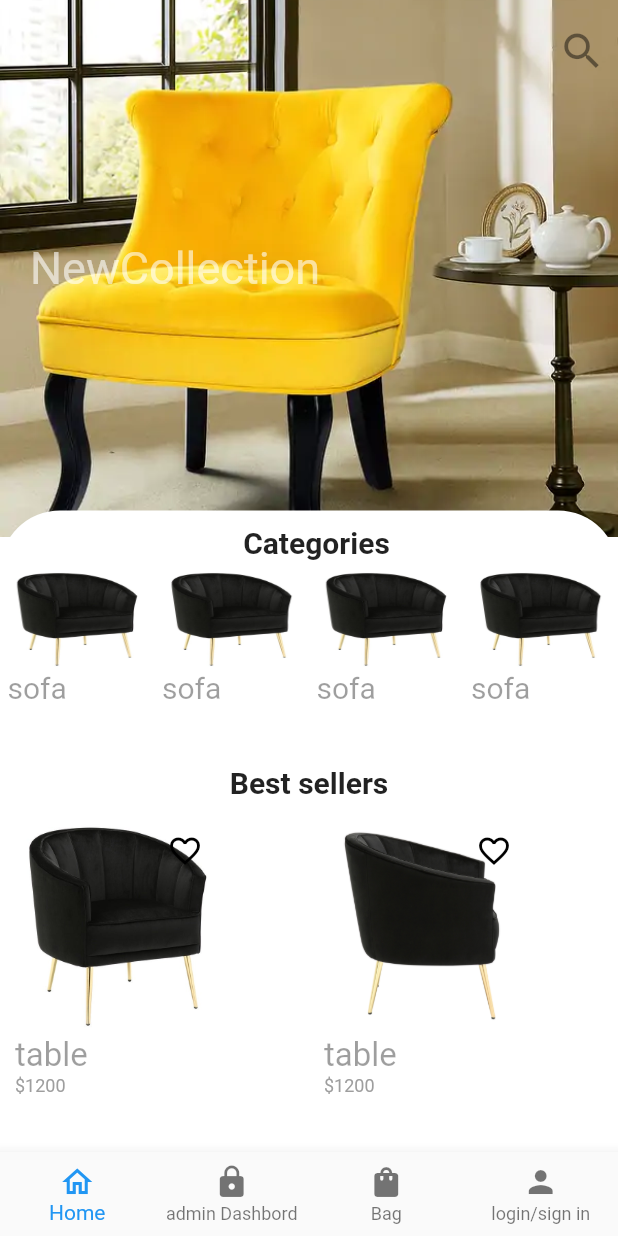
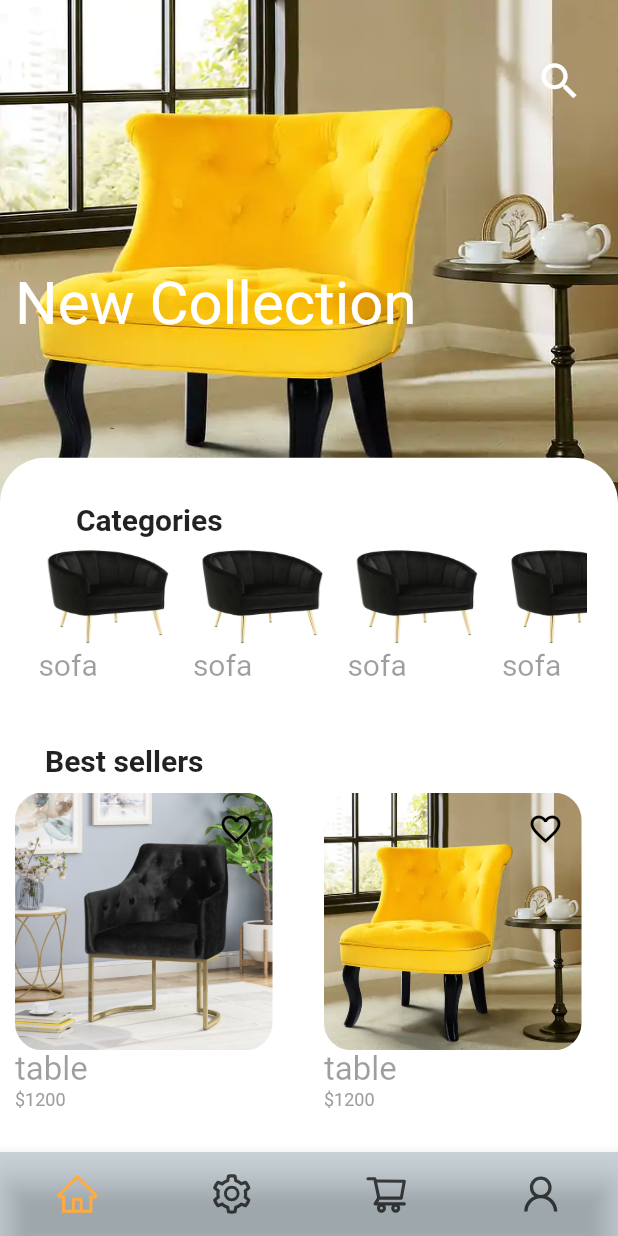
Before and after one commit to ghassenWalha/flutter-ecommerce-project, a Flutter app: the screen it shows after launch, on a phone screen of 412 x 824 dp. Run offline on Flutter 3.47's test engine with Material 2 defaults, Android fonts, the phone set to English and light mode, and no system bars; drawn by our look-alikes of custom_navigation_bar; our stand-ins replace flutter_icons, font_awesome_flutter, image_picker.

Commit message:
delete Home

```diff
--- a/lib/views/screens/home_screen.dart
+++ b/lib/views/screens/home_screen.dart
@@ -1,7 +1,7 @@
 import 'package:flutter/material.dart';
 import 'package:flutter_ecommerce_project/models/category.dart';
 import 'package:flutter_ecommerce_project/models/product.dart';
-import 'package:flutter_ecommerce_project/views/widgets/Home.dart';
+import 'package:flutter_ecommerce_project/views/widgets/search_item.dart';
 import 'package:flutter_ecommerce_project/views/widgets/titled_category_list.dart';
 import 'package:flutter_ecommerce_project/views/widgets/titled_product_list.dart';
 
@@ -11,14 +11,64 @@ class HomeScreen extends StatefulWidget {
 }
 
 class _HomeScreenState extends State<HomeScreen> {
+  List<Product> productGenerator() {
+    List<Product> list = [];
+
+    for (var i = 6; i > 0; i--)
+      list.add(Product(
+          id: i,
+          name: "table",
+          price: "1200",
+          description: "mlmlmlmlm",
+          category: "sofa",
+          imgUrl: [
+            "assets/images/$i.jpg",
+            "assets/images/$i.jpg",
+            "assets/images/$i.jpg",
+            "assets/images/$i.jpg",
+            "assets/images/$i.jpg",
+            "assets/images/$i.jpg",
+            "assets/images/$i.jpg",
+            "assets/images/$i.jpg",
+          ]));
+    return list;
+  }
+
   Widget build(BuildContext context) {
     return Stack(children: [
-      Home(title: "NewCollection", imgurl: "assets/images/5.jpg"),
-      Align(
-        alignment: Alignment(0, 2),
+      Image.asset(
+        "assets/images/5.jpg",
+        width: MediaQuery.of(context).size.width,
+        height: MediaQuery.of(context).size.height / 2.3,
+        fit: BoxFit.fill,
+      ),
+      Positioned(
+        child: IconButton(
+          color: Colors.white,
+          iconSize: MediaQuery.of(context).size.width / 13,
+          onPressed: () {
+            showSearch(context: context, delegate: SearchItem());
+          },
+          icon: Icon(Icons.search),
+        ),
+        right: 15,
+        top: 30,
+      ),
+      Positioned(
+        child: Text(
+          "New Collection",
+          style: TextStyle(fontSize: 40, color: Colors.white),
+        ),
+        top: MediaQuery.of(context).size.height / 4.6,
+        left: 10,
+      ),
+      Positioned(
+        top: MediaQuery.of(context).size.height / 2.7,
         child: Container(
+            height: MediaQuery.of(context).size.height / 1.7,
+            width: MediaQuery.of(context).size.width,
             decoration: BoxDecoration(
-                color: Colors.white, borderRadius: BorderRadius.circular(40)),
+                color: Colors.white, borderRadius: BorderRadius.circular(30)),
             child: SingleChildScrollView(
               child: Column(children: <Widget>[
                 TitledCategoryList(title: "Categories", categoryList: [
@@ -30,48 +80,11 @@ class _HomeScreenState extends State<HomeScreen> {
                 ]),
                 Container(
                     height: (MediaQuery.of(context).size.height / 4) * 1.8,
-                    child:
-                        TitledProductList(title: "Best sellers", productList: [
-                      for (var i = 1; i < 7; i++)
-                        Product(
-                            id: i,
-                            name: "table",
-                            price: "1200",
-                            description: "mlmlmlmlm",
-                            category: "sofa",
-                            imgUrl: [
-                              "assets/images/$i.jpg",
-                              "assets/images/$i.jpg",
-                              "assets/images/$i.jpg",
-                              "assets/images/$i.jpg",
-                              "assets/images/$i.jpg",
-                              "assets/images/$i.jpg",
-                              "assets/images/$i.jpg",
-                              "assets/images/$i.jpg",
-                            ]),
-                    ]))
+                    child: TitledProductList(
+                        title: "Best sellers", productList: productGenerator()))
               ]),
             )),
       )
     ]);
   }
 }
-
-/*
-        new Expanded(
-            child: ProductGridView(
-          [
-            for (var i = 0; i < 10; i++)
-              Product(
-                id: 1,
-                name: "sofa",
-                description: "#######",
-                price: "19.00",
-                imgUrl:
-                    "https://www.manutan-collectivites.fr/media/catalog/product/cache/1/small_image/210x/9df78eab33525d08d6e5fb8d27136e95/C/h/Chaire_de_professeur,_plateau_beige-cf_4174455.jpg",
-              ),
-          ],
-        )),
-
-
-     */
--- a/lib/views/screens/my_home_page.dart
+++ b/lib/views/screens/my_home_page.dart
@@ -1,9 +1,11 @@
+import 'package:custom_navigation_bar/custom_navigation_bar.dart';
 import 'package:flutter/material.dart';
 import 'package:flutter_ecommerce_project/views/screens/admin_screen.dart';
 import 'package:flutter_ecommerce_project/views/screens/bag_screen.dart';
 import 'package:flutter_ecommerce_project/views/screens/edit_product.dart';
 
 import 'package:flutter_ecommerce_project/views/screens/home_screen.dart';
+import 'package:flutter_icons/flutter_icons.dart';
 
 class MyHomePage extends StatefulWidget {
   MyHomePage({Key key, this.title}) : super(key: key);
@@ -39,7 +41,36 @@ class _MyHomePageState extends State<MyHomePage> {
     Center(
       child: BagScreen(),
     ),
-    Center(child: EditProduct())
+    Center(
+        child: CustomNavigationBar(
+      iconSize: 30.0,
+      selectedColor: Color(0xff0c18fb),
+      strokeColor: Color(0x300c18fb),
+      unSelectedColor: Colors.grey[600],
+      backgroundColor: Colors.white,
+      items: [
+        CustomNavigationBarItem(
+          icon: Icon(
+            AntDesign.home,
+          ),
+        ),
+        CustomNavigationBarItem(
+          icon: Icon(
+            AntDesign.search1,
+          ),
+        ),
+        CustomNavigationBarItem(
+          icon: Icon(
+            AntDesign.shoppingcart,
+          ),
+        ),
+        CustomNavigationBarItem(
+          icon: Icon(
+            AntDesign.user,
+          ),
+        ),
+      ],
+    ))
   ];
   @override
   Widget build(BuildContext context) {
@@ -54,17 +85,33 @@ class _MyHomePageState extends State<MyHomePage> {
           children: _screens,
         ),
         backgroundColor: Colors.white,
-        bottomNavigationBar: BottomNavigationBar(
-          type: BottomNavigationBarType.fixed,
+        bottomNavigationBar: CustomNavigationBar(
+          iconSize: 30.0,
+          selectedColor: Colors.orangeAccent,
+          strokeColor: Color(0x300c18fb),
+          unSelectedColor: Colors.black.withOpacity(0.7),
+          backgroundColor: Colors.blueGrey.withOpacity(0.3),
           items: [
-            BottomNavigationBarItem(
-                icon: Icon(Icons.home_outlined), label: "Home"),
-            BottomNavigationBarItem(
-                icon: Icon(Icons.lock), label: "admin Dashbord"),
-            BottomNavigationBarItem(
-                icon: Icon(Icons.shopping_bag), label: "Bag"),
-            BottomNavigationBarItem(
-                icon: Icon(Icons.person), label: "login/sign in"),
+            CustomNavigationBarItem(
+              icon: Icon(
+                AntDesign.home,
+              ),
+            ),
+            CustomNavigationBarItem(
+              icon: Icon(
+                AntDesign.setting,
+              ),
+            ),
+            CustomNavigationBarItem(
+              icon: Icon(
+                AntDesign.shoppingcart,
+              ),
+            ),
+            CustomNavigationBarItem(
+              icon: Icon(
+                AntDesign.user,
+              ),
+            ),
           ],
           currentIndex: currentIndex,
           onTap: onSelect,
--- a/lib/views/widgets/Home.dart
+++ /dev/null
@@ -1,42 +0,0 @@
-import 'package:flutter/material.dart';
-import 'package:flutter_ecommerce_project/views/widgets/search_item.dart';
-
-class Home extends StatelessWidget {
-  final String title;
-  final String imgurl;
-
-  Home({this.title, this.imgurl});
-
-  @override
-  Widget build(BuildContext context) {
-    return Container(
-      width: MediaQuery.of(context).size.width,
-      height: MediaQuery.of(context).size.height / 2.3,
-      child: Stack(children: [
-        Padding(
-            padding: EdgeInsets.only(top: 10),
-            child: Align(
-                alignment: Alignment.topRight,
-                child: IconButton(
-                  color: Colors.black45,
-                  iconSize: MediaQuery.of(context).size.width / 13,
-                  onPressed: () {
-                    showSearch(context: context, delegate: SearchItem());
-                  },
-                  icon: Icon(Icons.search),
-                ))),
-        Padding(
-            padding: EdgeInsets.only(left: 20),
-            child: Align(
-                alignment: Alignment.centerLeft,
-                child: Text(
-                  title,
-                  style: TextStyle(fontSize: 30, color: Colors.white60),
-                )))
-      ]),
-      decoration: BoxDecoration(
-          image:
-              DecorationImage(image: AssetImage(imgurl), fit: BoxFit.fitWidth)),
-    );
-  }
-}
--- a/lib/views/widgets/Product_View.dart
+++ b/lib/views/widgets/Product_View.dart
@@ -33,15 +33,13 @@ class _ProductViewState extends State<ProductView> {
         });
       },
       child: Container(
-        width: MediaQuery.of(context).size.width / 3,
-        height: (MediaQuery.of(context).size.height / 4) * 1.2,
+        width: (MediaQuery.of(context).size.width / 4) * 1.5,
+        height: (MediaQuery.of(context).size.height / 4) * 1.5,
         padding: EdgeInsets.all(10),
-        /*child: Hero(
-            tag: this.widget.product.id,*/
         child: Column(crossAxisAlignment: CrossAxisAlignment.start, children: [
           Container(
-            width: MediaQuery.of(context).size.width / 3,
-            height: MediaQuery.of(context).size.width / 2.8,
+            width: MediaQuery.of(context).size.width / 2.4,
+            height: MediaQuery.of(context).size.width / 2.4,
             child: Container(
               child: Align(
                   alignment: Alignment.topRight, child: FavoriteButton(isFav)),
--- a/lib/views/widgets/admin_panel.dart
+++ b/lib/views/widgets/admin_panel.dart
@@ -30,7 +30,7 @@ class AdminPanelState extends State<AdminPanel> {
         SizedBox(
           height: MediaQuery.of(context).size.height * 0.785,
           child: ListView.builder(
-              itemCount: 1,
+              itemCount: list.length,
               itemBuilder: (context, i) {
                 return ProductItemAdmin(
                   name: list[i]['name'],
--- a/lib/views/widgets/titled_category_list.dart
+++ b/lib/views/widgets/titled_category_list.dart
@@ -14,17 +14,18 @@ class TitledCategoryList extends StatelessWidget {
   @override
   Widget build(BuildContext context) {
     return Column(
-      mainAxisAlignment: MainAxisAlignment.center,
-      crossAxisAlignment: CrossAxisAlignment.center,
+      crossAxisAlignment: CrossAxisAlignment.start,
       mainAxisSize: MainAxisSize.max,
       children: <Widget>[
         Padding(
-            padding: EdgeInsets.only(top: 10.0, left: 10),
+            padding: EdgeInsets.only(top: 30.0, left: 30),
             child: Text(
               title,
               style: TextStyle(fontSize: 20, fontWeight: FontWeight.bold),
             )),
         Container(
+            alignment: Alignment.center,
+            width: MediaQuery.of(context).size.width * 0.9,
             height: MediaQuery.of(context).size.height / 6,
             child: CategoryList(categoryList))
       ],
--- a/lib/views/widgets/titled_product_list.dart
+++ b/lib/views/widgets/titled_product_list.dart
@@ -14,18 +14,17 @@ class TitledProductList extends StatelessWidget {
   @override
   Widget build(BuildContext context) {
     return Column(
-      mainAxisAlignment: MainAxisAlignment.start,
-      crossAxisAlignment: CrossAxisAlignment.center,
+      crossAxisAlignment: CrossAxisAlignment.start,
       mainAxisSize: MainAxisSize.max,
       children: <Widget>[
         Padding(
-            padding: EdgeInsets.symmetric(horizontal: 10),
+            padding: EdgeInsets.only(left: 30),
             child: Text(
               title,
               style: TextStyle(fontSize: 20, fontWeight: FontWeight.bold),
             )),
         Container(
-            height: (MediaQuery.of(context).size.height / 4) * 1.3,
+            height: (MediaQuery.of(context).size.height / 4) * 1.5,
             child: ProductList(productList))
       ],
     );
--- a/pubspec.yaml
+++ b/pubspec.yaml
@@ -26,7 +26,8 @@ dependencies:
   flutter_staggered_grid_view: "^0.3.2"
   image_picker: ^0.6.7+14
   font_awesome_flutter: ^8.10.0
-
+  custom_navigation_bar: ^0.6.0
+  flutter_icons: ^1.1.0
   # The following adds the Cupertino Icons font to your application.
   # Use with the CupertinoIcons class for iOS style icons.
   #cupertino_icons: ^1.0.0
```
Also changed, not shown: pubspec.lock.
